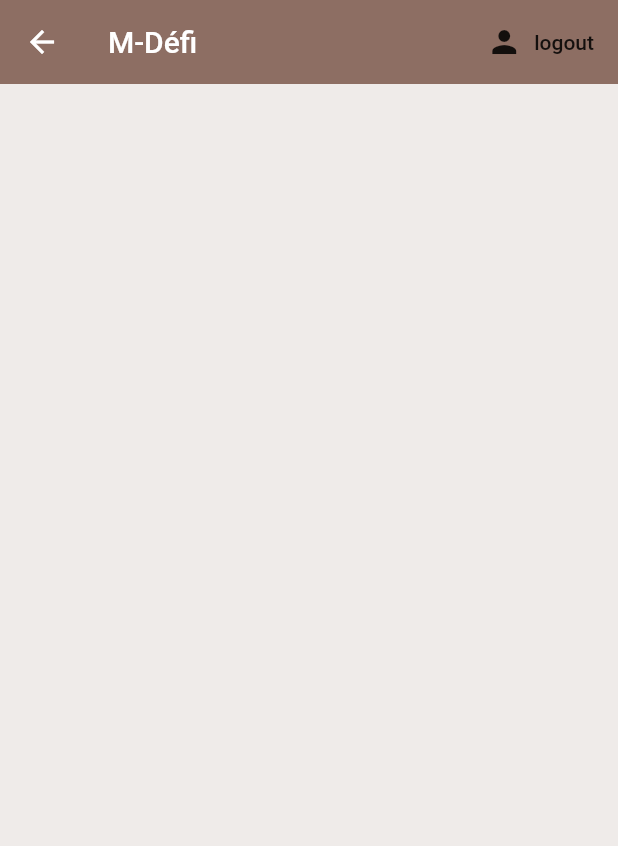
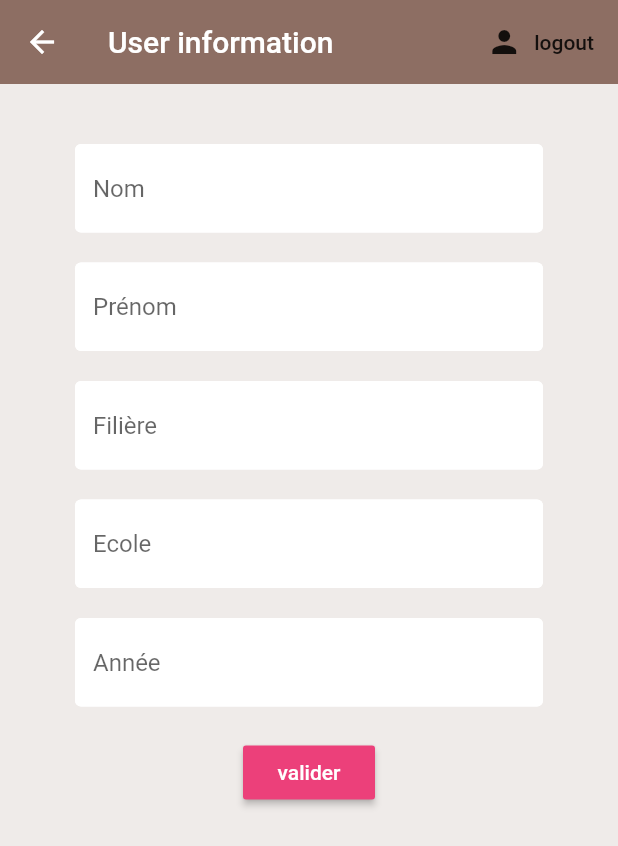
Before and after one commit to lorisclivaz/M-Defi, a Flutter app: the Home screen opened directly, on a phone screen of 412 x 824 dp. Shown: the top 846 px of the screen. Run offline on Flutter 3.47's test engine with Material 2 defaults, Android fonts, the phone set to English and light mode, and no system bars; our stand-ins replace firebase_auth, firebase_database, flutter_spinkit; accounts and stored records are empty.

Commit message:
User preparations

```diff
--- a/lib/models/user.dart
+++ b/lib/models/user.dart
@@ -4,7 +4,8 @@
 class User {
 
   final String uid;
+  final String email;
 
 
-  User({this.uid});
+  User({this.uid,this.email});
 }
--- a/lib/screens/authenticate/sign_in.dart
+++ b/lib/screens/authenticate/sign_in.dart
@@ -93,12 +93,14 @@ class _SignInState extends State<SignIn> {
                       'sign in',
                       style: TextStyle(color: Colors.white),
                     ),
+
                     onPressed: () async {
 
                       if(_formKey.currentState.validate()) {
 
                         setState (() => loading = true);
                         dynamic result = await _auth.signInWithEmailAndpassword(email, password);
+                        print(email + password);
                         if (result == null) {
 
                           setState(() {
@@ -108,7 +110,8 @@ class _SignInState extends State<SignIn> {
 
                         }
                       }
-                    }
+                    },
+
                 ),
                 SizedBox(height: 12.0),
                 Text(
--- a/lib/screens/home/home.dart
+++ b/lib/screens/home/home.dart
@@ -1,18 +1,31 @@
 import 'package:flutter/material.dart';
+import 'package:mdefi/screens/home/homeApp.dart';
+import 'package:mdefi/screens/home/mainDrawer.dart';
 import 'package:mdefi/services/auth.dart';
+import 'package:mdefi/services/database.dart';
 
 
-//Homepage
+//HomeUser
 class Home extends StatelessWidget {
 
   final AuthService _auth = AuthService();
+  final Database database = Database();
+
+
+
+  TextEditingController nom = new TextEditingController();
+  TextEditingController prenom = new TextEditingController();
+  TextEditingController filiere = new TextEditingController();
+  TextEditingController ecole = new TextEditingController();
+  TextEditingController annee = new TextEditingController();
+
 
   @override
   Widget build(BuildContext context) {
     return Scaffold(
       backgroundColor: Colors.brown[50],
       appBar: AppBar(
-        title: Text("M-Défi"),
+        title: Text("User information"),
         backgroundColor: Colors.brown[400],
         elevation: 0.0,
         actions: <Widget>[
@@ -25,6 +38,115 @@ class Home extends StatelessWidget {
           )
         ],
       ),
+      body: Container(
+        padding: EdgeInsets.symmetric(vertical: 20.0, horizontal: 50.0),
+        child: Form(
+          child: Column(
+            children: <Widget>[
+
+              SizedBox(height: 20.0),
+              TextFormField(
+                controller: nom,
+                decoration: InputDecoration(
+
+                    hintText: 'Nom',
+                    fillColor: Colors.white,
+                    filled: true,
+                    enabledBorder: OutlineInputBorder(
+                        borderSide: BorderSide(color: Colors.white, width: 2.0)
+                    ),
+                    focusedBorder: OutlineInputBorder(
+                        borderSide: BorderSide(color: Colors.black, width: 2.0)
+                    )
+                ),
+
+              ),
+              SizedBox(height: 20.0),
+              TextFormField(
+                controller: prenom,
+                decoration: InputDecoration(
+                    hintText: 'Prénom',
+                    fillColor: Colors.white,
+                    filled: true,
+                    enabledBorder: OutlineInputBorder(
+                        borderSide: BorderSide(color: Colors.white, width: 2.0)
+                    ),
+                    focusedBorder: OutlineInputBorder(
+                        borderSide: BorderSide(color: Colors.black, width: 2.0)
+                    )
+                ),
+              ),
+              SizedBox(height: 20.0),
+              TextFormField(
+                controller: filiere,
+                decoration: InputDecoration(
+                    hintText: 'Filière',
+                    fillColor: Colors.white,
+                    filled: true,
+                    enabledBorder: OutlineInputBorder(
+                        borderSide: BorderSide(color: Colors.white, width: 2.0)
+                    ),
+                    focusedBorder: OutlineInputBorder(
+                        borderSide: BorderSide(color: Colors.black, width: 2.0)
+                    )
+                ),
+              ),
+              SizedBox(height: 20.0),
+              TextFormField(
+                controller: ecole,
+                decoration: InputDecoration(
+                    hintText: 'Ecole',
+                    fillColor: Colors.white,
+                    filled: true,
+                    enabledBorder: OutlineInputBorder(
+                        borderSide: BorderSide(color: Colors.white, width: 2.0)
+                    ),
+                    focusedBorder: OutlineInputBorder(
+                        borderSide: BorderSide(color: Colors.black, width: 2.0)
+                    )
+                ),
+              ),
+              SizedBox(height: 20.0),
+              TextFormField(
+                controller: annee,
+                decoration: InputDecoration(
+                    hintText: 'Année',
+                    fillColor: Colors.white,
+                    filled: true,
+                    enabledBorder: OutlineInputBorder(
+                        borderSide: BorderSide(color: Colors.white, width: 2.0)
+                    ),
+                    focusedBorder: OutlineInputBorder(
+                        borderSide: BorderSide(color: Colors.black, width: 2.0)
+                    )
+                ),
+              ),
+              SizedBox(height: 20.0),
+              RaisedButton(
+                color: Colors.pink[400],
+                child: Text(
+                  'valider',
+                  style: TextStyle(color: Colors.white),
+                ),
+
+                onPressed: () async {
+
+                 dynamic email = await _auth.getCurrentEmail();
+                 dynamic uid = await _auth.getCurrentUID();
+
+                 database.createUser(nom.text, prenom.text, filiere.text, ecole.text, annee.text, email,uid);
+
+                Navigator.push(context, new MaterialPageRoute(builder: (context) => new HomeApp()));
+
+
+
+                },
+
+              ),
+            ],
+          ),
+        ),
+      ),
     );
   }
 }
--- a/lib/services/database.dart
+++ b/lib/services/database.dart
@@ -1,7 +1,32 @@
-import 'package:cloud_firestore/cloud_firestore.dart';
 
-class DatabaseService {
+import 'package:firebase_database/firebase_database.dart';
 
-  //collection reference
-  final CollectionReference brewCollection = Firestore.instance.collection('data');
+class Database {
+
+   Future<String> createUser(String nom, String prenom, String filiere, String ecole, String annee, String email, String uid) async {
+
+
+    var user = <String, dynamic>{
+      'Nom':nom,
+      'Prenom' : prenom,
+      'Filiere': filiere,
+      'Ecole': ecole,
+      'Annee': annee,
+      'Email': email,
+      'Uid': uid
+
+    };
+
+    DatabaseReference reference = FirebaseDatabase.instance
+    .reference()
+    .child("users").push();
+
+
+    reference.set(user);
+
+
+
+  }
+
+
 }
--- a/pubspec.yaml
+++ b/pubspec.yaml
@@ -27,6 +27,7 @@ dependencies:
   cloud_firestore: ^0.13.5
   provider: ^3.1.0
   flutter_spinkit: "^4.1.2"
+  firebase_database: ^3.1.5
 
 dev_dependencies:
   flutter_test:
```
Also changed, not shown: lib/screens/authenticate/ForgotScreen.dart (added, +34 -0 lines), lib/screens/home/homeApp.dart (added, +30 -0 lines), lib/screens/home/mainDrawer.dart (added, +90 -0 lines), lib/screens/wrapper.dart (+8 -2 lines), lib/services/auth.dart (+10 -1 lines), pubspec.lock, 1 other file.
